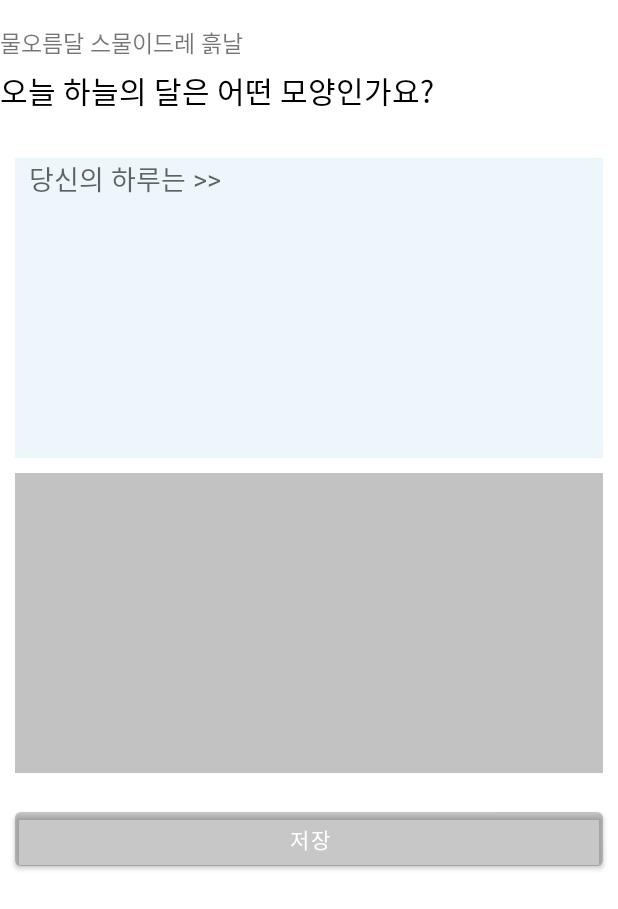
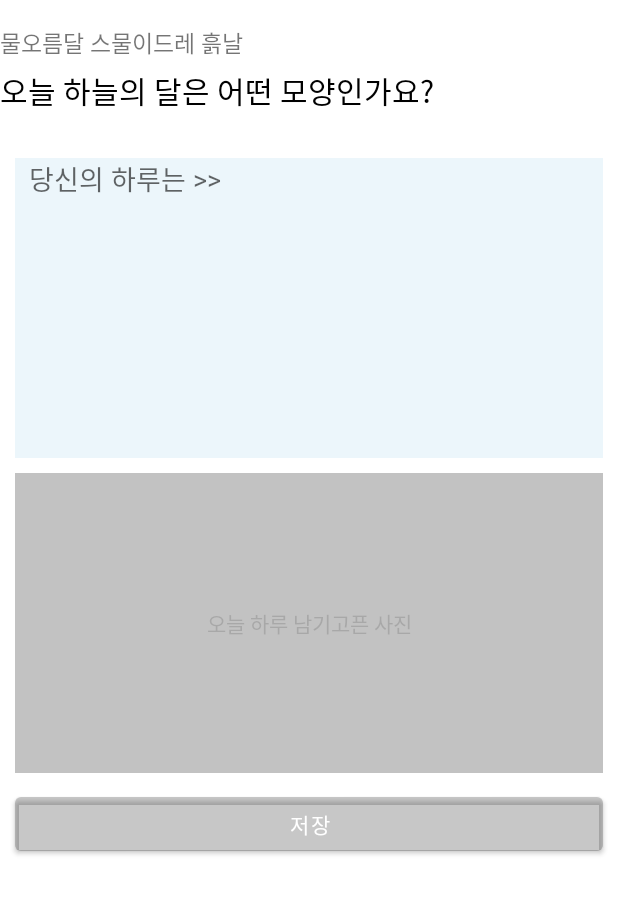
Before and after one commit to freean2468/project_shimpyo, an Android app: the Fragment01 screen opened directly, with no data from a screen before it, on a phone screen of 412 x 824 dp. Shown: the top 909 px of the screen. Run offline under Robolectric (Android 15) with nearby library versions, the phone set to English and light mode, and no system bars; our stand-ins replace Volley; network calls fail; pictures from the network do not load.

Commit message:
#android_13 : 이미지 업로드 공간에 업로드 공간을 나타내는 Hint 추가

```diff
--- a/android/app/src/main/res/layout/fragment01.xml
+++ b/android/app/src/main/res/layout/fragment01.xml
@@ -49,19 +49,39 @@
             android:hint="  당신의 하루는 >>"
             android:textColor="#776C6C" />
 
+        <RelativeLayout
+            android:layout_width="wrap_content"
+            android:layout_height="wrap_content"
+            android:layout_margin="10dp">
+
             <ImageView
                 android:id="@+id/imageViewPhoto"
                 android:minHeight="200dp"
                 android:layout_width="match_parent"
                 android:layout_height="match_parent"
-            android:layout_margin="10dp"
                 android:background="#66666666"/>
+
+            <TextView
+                android:id="@+id/textViewHint"
+                android:layout_width="wrap_content"
+                android:layout_height="wrap_content"
+                android:layout_alignLeft="@+id/imageViewPhoto"
+                android:layout_alignTop="@+id/imageViewPhoto"
+                android:layout_alignRight="@+id/imageViewPhoto"
+                android:layout_alignBottom="@+id/imageViewPhoto"
+                android:layout_margin="1dp"
+                android:gravity="center"
+                android:text="오늘 하루 남기고픈 사진"
+                android:textColor="#2A222222"/>
+        </RelativeLayout>
 
         <Button
             android:id="@+id/buttonAnswer"
             android:layout_width="match_parent"
             android:layout_height="wrap_content"
-            android:layout_margin="10dp"
+            android:layout_marginLeft="10dp"
+            android:layout_marginRight="10dp"
+            android:layout_marginBottom="10dp"
             android:backgroundTint="#22222222"
             android:text="저장"/>
     </LinearLayout>
--- a/android/app/src/main/res/values/colors.xml
+++ b/android/app/src/main/res/values/colors.xml
@@ -7,4 +7,7 @@
     <color name="teal_700">#FF018786</color>
     <color name="black">#FF000000</color>
     <color name="white">#FFFFFFFF</color>
+
+    <color name="hint">#2A000000</color>
+    <color name="transparent">#00000000</color>
 </resources>
```
Also changed, not shown: android/app/src/main/java/com/mirae/shimpyo/fragment/Fragment01.java (+7 -0 lines), android/app/src/main/res/drawable/frame.xml (added, +22 -0 lines). Lines whose indentation alone changed are shown as unchanged.
